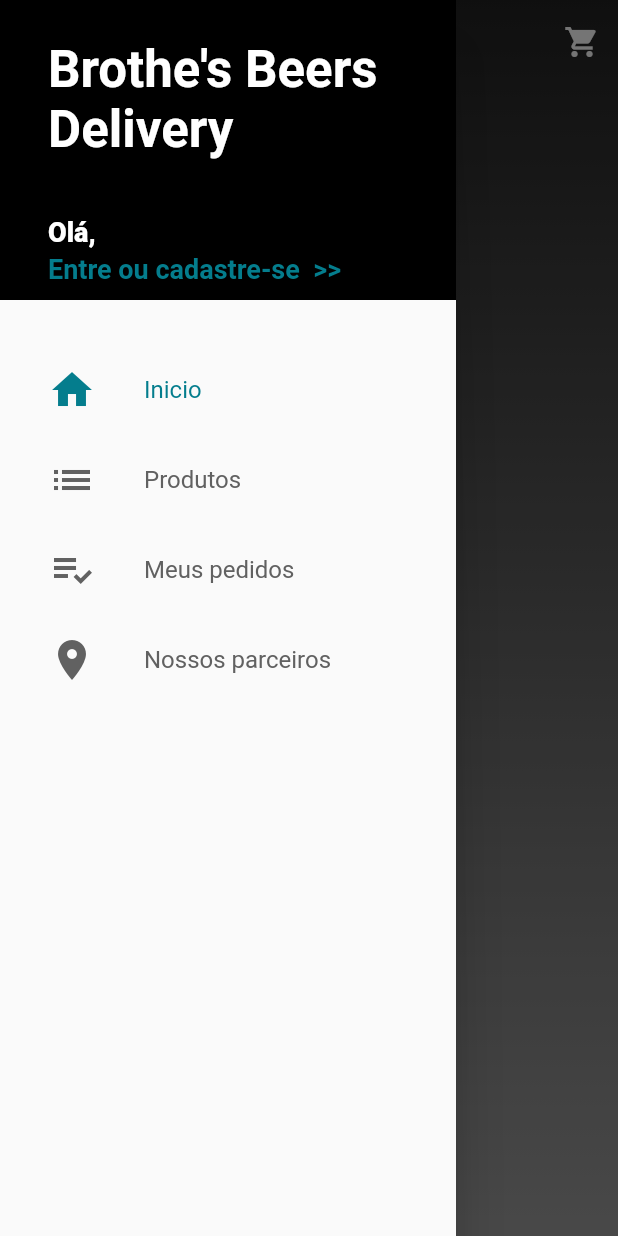
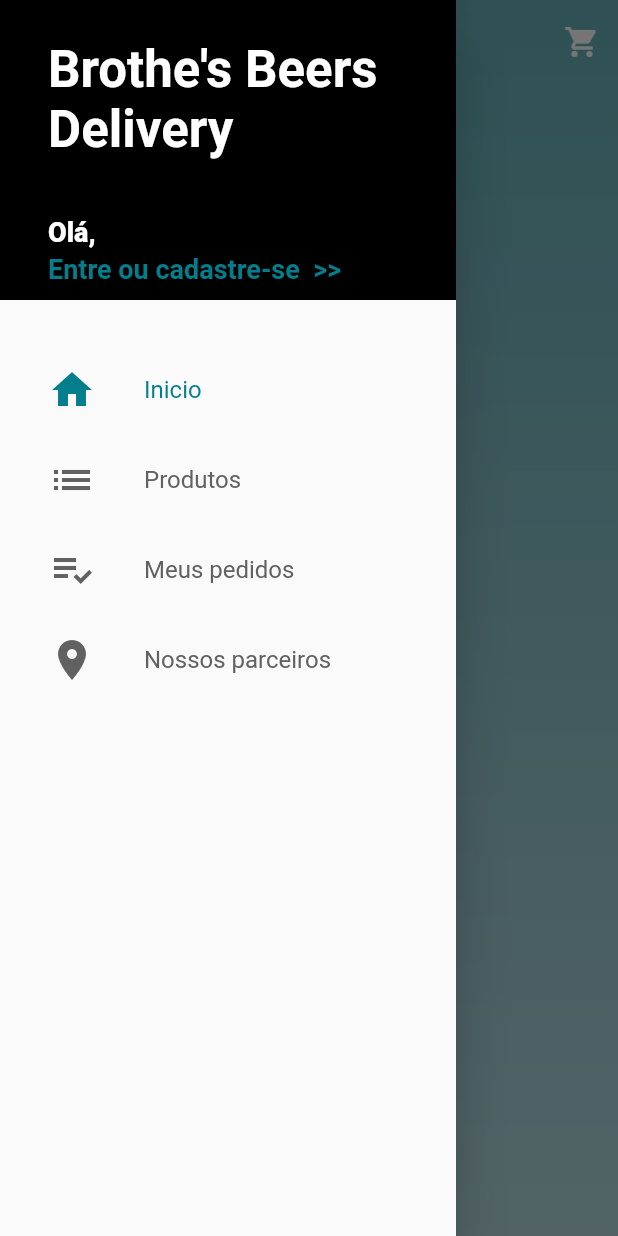
Before and after one commit to Brothers-Beers/loja_virtual_brothers, a Flutter app: the screen it shows after launch, with the side drawer open, on a phone screen of 412 x 824 dp. Run offline on Flutter 3.47's test engine with Material 2 defaults, Android fonts, the phone set to English and light mode, and no system bars; our stand-ins replace carousel_pro, cloud_firestore, firebase_auth, firebase_storage, image_cropper, image_picker and 1 more; missing offline and left inert: alphabet_list_scroll_view; accounts and stored records are empty.

Commit message:
Subindo o projeto

```diff
--- a/lib/screens/home/home_screen.dart
+++ b/lib/screens/home/home_screen.dart
@@ -15,9 +15,10 @@ class HomeScreen extends StatelessWidget {
       body: Stack(
         children: [
           Container(
-            decoration: BoxDecoration(
+            //color: Colors.white38,
+            decoration: const BoxDecoration(
                 gradient: LinearGradient(
-                    colors: [Colors.grey[900], Colors.grey[500]],
+                    colors: [Colors.white38, Colors.white70],
                     begin: Alignment.topCenter,
                     end: Alignment.bottomCenter)),
           ),
@@ -29,7 +30,7 @@ class HomeScreen extends StatelessWidget {
                 floating: true,
                 elevation: 0,
                 flexibleSpace: const FlexibleSpaceBar(
-                  title: Text("Brother's Beers", style: TextStyle(color: Colors.white),),
+                  title: Text("Brother's Beers", style: TextStyle(color: Colors.white, fontSize: 22, fontWeight: FontWeight.w500),),
                   centerTitle: true,
                 ),
                 //iconTheme: IconThemeData(color: Colors.black),
```
Also changed, not shown: lib/models/home_manager.dart (+10 -0 lines).
